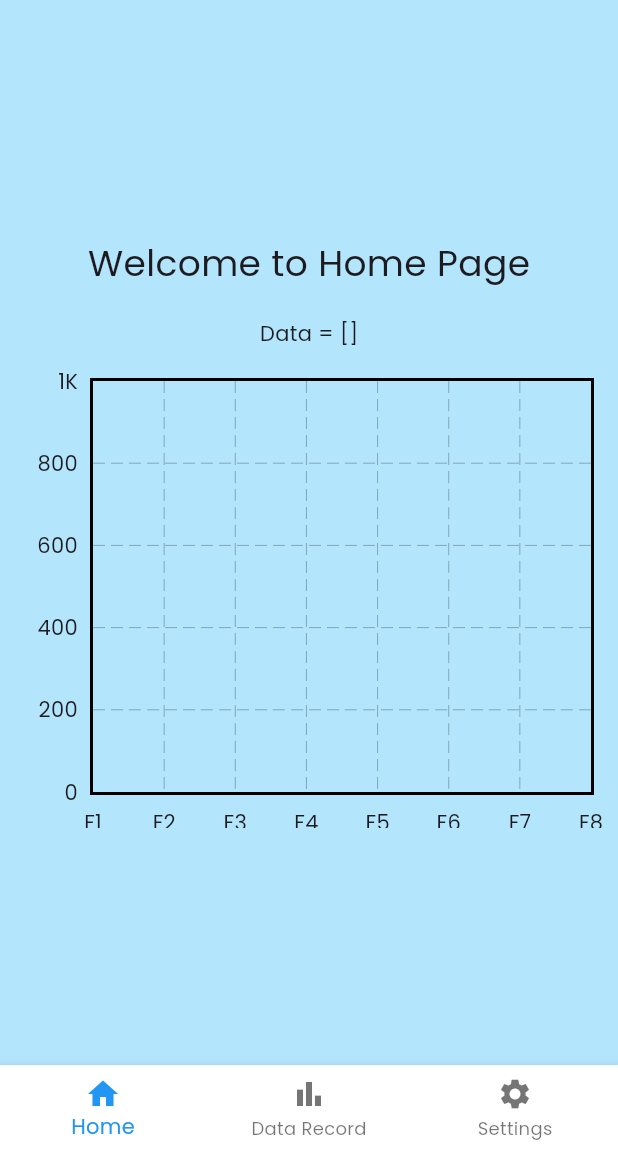
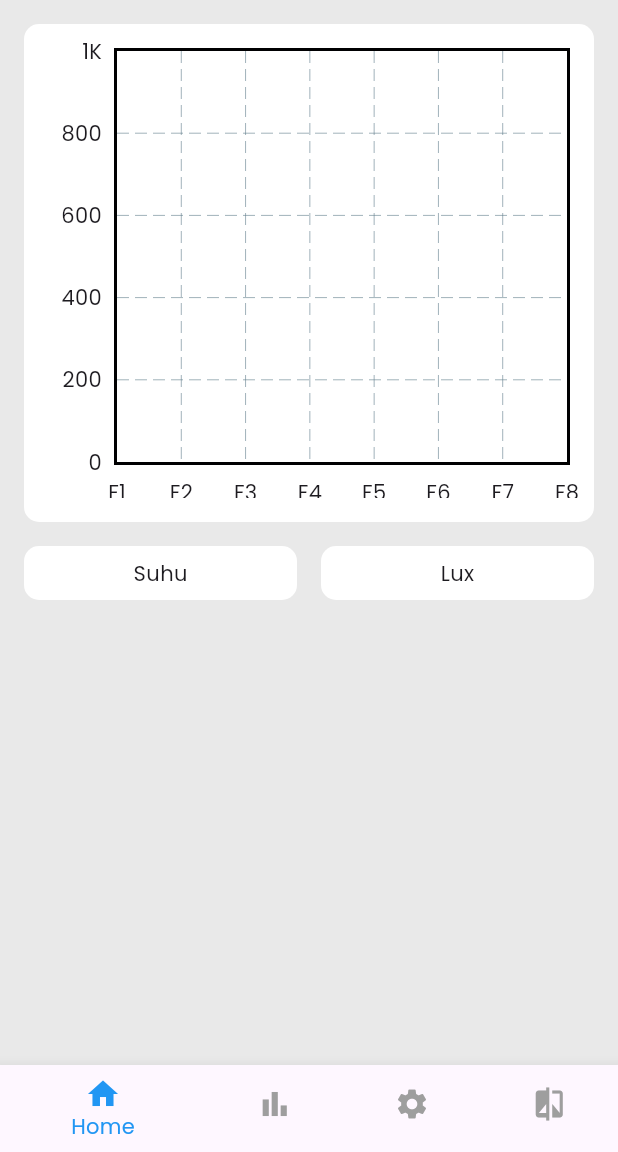
Before and after one commit to callahamZ/mySpectrum, a Flutter app: the screen it shows after launch, on a phone screen of 412 x 824 dp, the part 84-1236 px from its top. Run offline on Flutter 3.47's test engine with Material 3 defaults, Android fonts, the phone set to English and light mode, and no system bars; drawn by our look-alikes of fl_chart; our stand-ins replace firebase_core, firebase_database; accounts and stored records are empty.

Commit message:
margin padding setting and botnav misc

```diff
--- /dev/null
+++ b/lib/pages/compare_mode.dart
@@ -0,0 +1,10 @@
+import 'package:flutter/material.dart';
+
+class CompareModePage extends StatelessWidget {
+  const CompareModePage({super.key});
+
+  @override
+  Widget build(BuildContext context) {
+    return const Center(child: Text('Compare Page'));
+  }
+}
--- a/lib/pages/home_page.dart
+++ b/lib/pages/home_page.dart
@@ -3,9 +3,8 @@ import 'package:firebase_database/firebase_database.dart';
 import 'package:fl_chart/fl_chart.dart';
 
 class HomePageContent extends StatelessWidget {
-  final DatabaseReference spektrumDatabase = FirebaseDatabase.instance
-      .ref()
-      .child('sensorSpektrum');
+  final DatabaseReference spektrumDatabase =
+      FirebaseDatabase.instance.ref().child('sensorSpektrum');
 
   HomePageContent({super.key});
 
@@ -50,28 +49,23 @@ class HomePageContent extends StatelessWidget {
 
         List<FlSpot> chartData =
             spektrumDataIntVal.asMap().entries.map((entry) {
-              //convert dataArray to FlSpot list
           return FlSpot(
             entry.key.toDouble() + 1,
             entry.value,
-              ); // x values are 1-8
+          );
         }).toList();
 
-        return Container(
-          color: Colors.lightBlue[100],
+        return Column(
+          children: [
+            Container(
+              margin: const EdgeInsets.all(16.0),
               padding: const EdgeInsets.all(16.0),
+              decoration: BoxDecoration(
+                color: Colors.white,
+                borderRadius: BorderRadius.circular(10.0), // Add border radius
+              ),
               child: Center(
-            child: Column(
-              mainAxisAlignment: MainAxisAlignment.center,
-              children: <Widget>[
-                const Text(
-                  'Welcome to Home Page',
-                  style: TextStyle(fontSize: 24),
-                ),
-                const SizedBox(height: 20),
-                Text("Data = $spektrumDataIntVal"),
-                const SizedBox(height: 20),
-                SizedBox(
+                child: SizedBox(
                   height: 300,
                   width: double.infinity,
                   child: LineChart(
@@ -92,7 +86,6 @@ class HomePageContent extends StatelessWidget {
                           ),
                         ),
                       ),
-
                       borderData: FlBorderData(
                         show: true,
                         border: Border.all(
@@ -143,9 +136,40 @@ class HomePageContent extends StatelessWidget {
                     ),
                   ),
                 ),
+              ),
+            ),
+
+            Row(
+              children: [
+                Expanded(
+                  child: Container(
+                    margin: const EdgeInsets.only(left: 16.0, right: 8.0),
+                    padding: const EdgeInsets.all(8.0),
+                    decoration: BoxDecoration(
+                      color: Colors.white,
+                      borderRadius: BorderRadius.circular(10.0),
+                    ),
+                    child: const Center(
+                      child: Text("Suhu"),
+                    ),
+                  ),
+                ),
+                 Expanded(
+                  child: Container(
+                    margin: const EdgeInsets.only(right: 16.0, left: 8.0),
+                    padding: const EdgeInsets.all(8.0),
+                    decoration: BoxDecoration(
+                      color: Colors.white,
+                      borderRadius: BorderRadius.circular(10.0),
+                    ),
+                    child: const Center(
+                      child: Text("Lux"),
+                    ),
+                  ),
+                ),
               ],
             ),
-          ),
+          ],
         );
       },
     );
--- a/lib/pages/navigator.dart
+++ b/lib/pages/navigator.dart
@@ -2,6 +2,7 @@ import 'package:flutter/material.dart';
 import 'data_record.dart';
 import 'settings.dart';
 import 'home_page.dart';
+import 'compare_mode.dart';
 
 class HomePage extends StatefulWidget {
   const HomePage({super.key});
@@ -17,6 +18,7 @@ class HomePageState extends State<HomePage> {
     HomePageContent(),
     DataRecordPage(),
     SettingsPage(),
+    CompareModePage()
   ];
 
   void _onItemTapped(int index) {
@@ -28,7 +30,7 @@ class HomePageState extends State<HomePage> {
   @override
   Widget build(BuildContext context) {
     return Scaffold(
-      backgroundColor: const Color.fromARGB(255, 242, 242, 242),
+      backgroundColor: const Color.fromARGB(255, 233, 233, 233),
       appBar: AppBar(
         backgroundColor: Colors.white,
         title: RichText(
@@ -52,7 +54,9 @@ class HomePageState extends State<HomePage> {
       bottomNavigationBar: BottomNavigationBar(
         backgroundColor: Colors.white,
         items: const <BottomNavigationBarItem>[
-          BottomNavigationBarItem(icon: Icon(Icons.home), label: 'Home'),
+          BottomNavigationBarItem(
+            icon: Icon(Icons.home),
+            label: 'Home'),
           BottomNavigationBarItem(
             icon: Icon(Icons.bar_chart),
             label: 'Data Record',
@@ -61,9 +65,14 @@ class HomePageState extends State<HomePage> {
             icon: Icon(Icons.settings),
             label: 'Settings',
           ),
+          BottomNavigationBarItem(
+            icon: Icon(Icons.compare),
+            label: 'Compare Mode',
+          ),
         ],
         currentIndex: _selectedIndex,
         selectedItemColor: Colors.blue,
+        unselectedItemColor: Colors.grey,
         onTap: _onItemTapped,
       ),
     );
```
Lines whose indentation alone changed are shown as unchanged.
